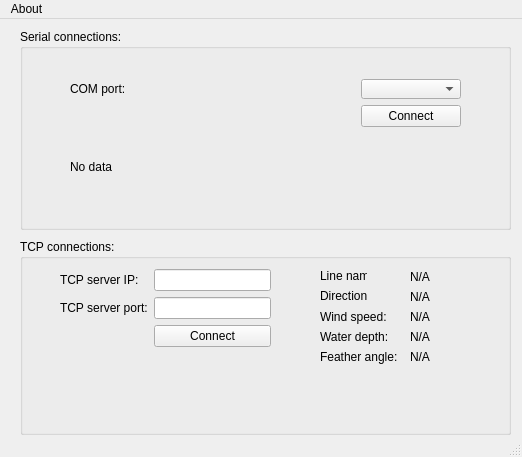
First picture: the form in venv/digiGUI.ui, repository bajer83/observerlog, before the edit.
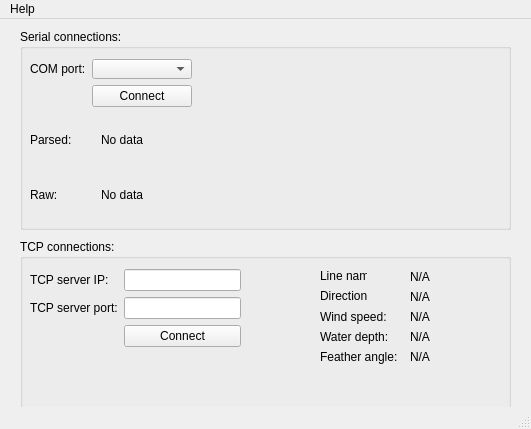
Second picture: the form after the edit.

Commit message: Adjusted GUI and few changed to program.

The edit to the form file:
```diff
--- a/venv/digiGUI.ui
+++ b/venv/digiGUI.ui
@@ -6,8 +6,8 @@
    <rect>
     <x>0</x>
     <y>0</y>
-    <width>522</width>
-    <height>457</height>
+    <width>531</width>
+    <height>429</height>
    </rect>
   </property>
   <property name="sizePolicy">
@@ -47,23 +47,42 @@
     <widget class="QWidget" name="verticalLayoutWidget">
      <property name="geometry">
       <rect>
-       <x>50</x>
-       <y>50</y>
-       <width>391</width>
-       <height>121</height>
+       <x>10</x>
+       <y>30</y>
+       <width>471</width>
+       <height>161</height>
       </rect>
      </property>
      <layout class="QVBoxLayout" name="verticalLayout">
       <item>
-       <layout class="QHBoxLayout" name="horizontalLayout">
-        <item>
+       <layout class="QFormLayout" name="formLayout_2">
+        <item row="0" column="0">
          <widget class="QLabel" name="label">
           <property name="text">
            <string>COM port:</string>
           </property>
          </widget>
         </item>
-        <item>
+        <item row="1" column="1">
+         <widget class="QPushButton" name="pushButton">
+          <property name="minimumSize">
+           <size>
+            <width>100</width>
+            <height>0</height>
+           </size>
+          </property>
+          <property name="maximumSize">
+           <size>
+            <width>100</width>
+            <height>16777215</height>
+           </size>
+          </property>
+          <property name="text">
+           <string>Connect</string>
+          </property>
+         </widget>
+        </item>
+        <item row="0" column="1">
          <widget class="QComboBox" name="comboBox">
           <property name="maximumSize">
            <size>
@@ -75,31 +94,59 @@
         </item>
        </layout>
       </item>
-      <item alignment="Qt::AlignRight">
-       <widget class="QPushButton" name="pushButton">
-        <property name="minimumSize">
-         <size>
-          <width>100</width>
-          <height>0</height>
-         </size>
-        </property>
-        <property name="maximumSize">
-         <size>
-          <width>100</width>
-          <height>16777215</height>
-         </size>
-        </property>
-        <property name="text">
-         <string>Connect</string>
-        </property>
-       </widget>
+      <item>
+       <layout class="QHBoxLayout" name="horizontalLayout_2">
+        <item>
+         <widget class="QLabel" name="label_8">
+          <property name="text">
+           <string>Parsed:</string>
+          </property>
+         </widget>
+        </item>
+        <item>
+         <widget class="QLabel" name="raw_string_label">
+          <property name="minimumSize">
+           <size>
+            <width>400</width>
+            <height>0</height>
+           </size>
+          </property>
+          <property name="text">
+           <string>No data</string>
+          </property>
+          <property name="wordWrap">
+           <bool>true</bool>
+          </property>
+         </widget>
+        </item>
+       </layout>
       </item>
       <item>
-       <widget class="QLabel" name="scrollLabel">
-        <property name="text">
-         <string>No data</string>
-        </property>
-       </widget>
+       <layout class="QHBoxLayout" name="horizontalLayout_3">
+        <item>
+         <widget class="QLabel" name="label_7">
+          <property name="text">
+           <string>Raw:</string>
+          </property>
+         </widget>
+        </item>
+        <item>
+         <widget class="QLabel" name="scrollLabel">
+          <property name="minimumSize">
+           <size>
+            <width>400</width>
+            <height>0</height>
+           </size>
+          </property>
+          <property name="text">
+           <string>No data</string>
+          </property>
+          <property name="wordWrap">
+           <bool>true</bool>
+          </property>
+         </widget>
+        </item>
+       </layout>
       </item>
      </layout>
     </widget>
@@ -110,7 +157,7 @@
       <x>20</x>
       <y>220</y>
       <width>491</width>
-      <height>196</height>
+      <height>171</height>
      </rect>
     </property>
     <property name="title">
@@ -119,7 +166,7 @@
     <widget class="QWidget" name="formLayoutWidget">
      <property name="geometry">
       <rect>
-       <x>40</x>
+       <x>10</x>
        <y>30</y>
        <width>211</width>
        <height>121</height>
@@ -293,13 +340,13 @@
     <rect>
      <x>0</x>
      <y>0</y>
-     <width>522</width>
+     <width>531</width>
      <height>21</height>
     </rect>
    </property>
    <widget class="QMenu" name="menuAbout">
     <property name="title">
-     <string>About</string>
+     <string>Help</string>
     </property>
     <addaction name="actionTCP_message_format"/>
    </widget>
```
Left out of the diff: 3 changed lines with no effect on the pictures. The commit also changes 6 other files.
